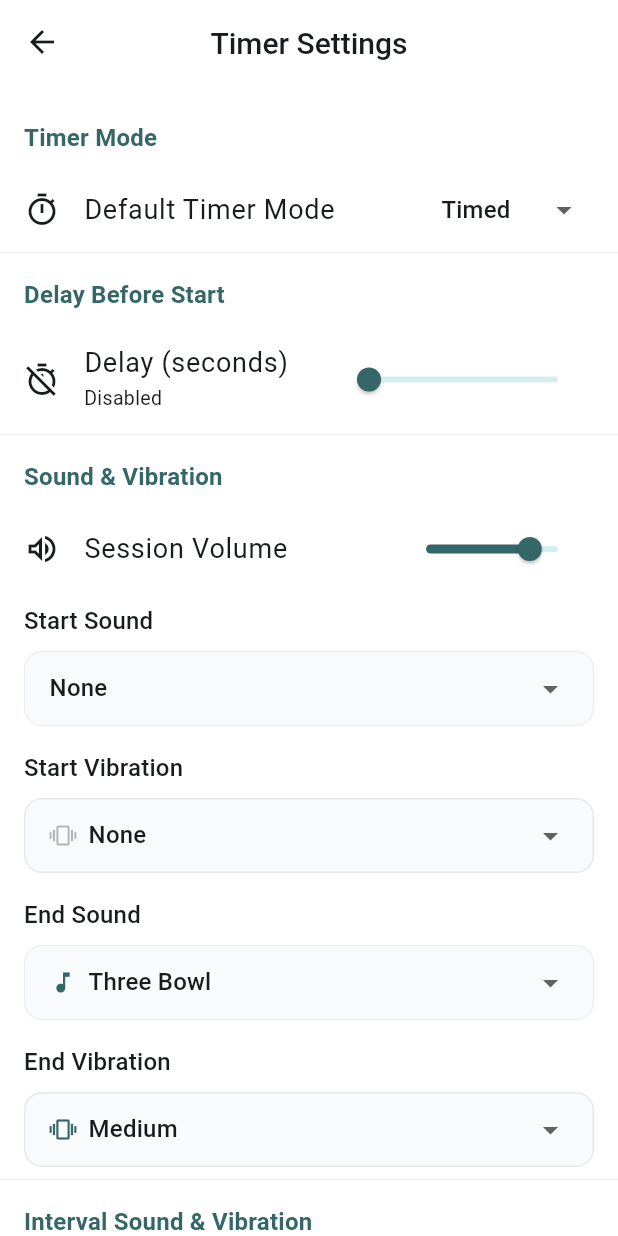
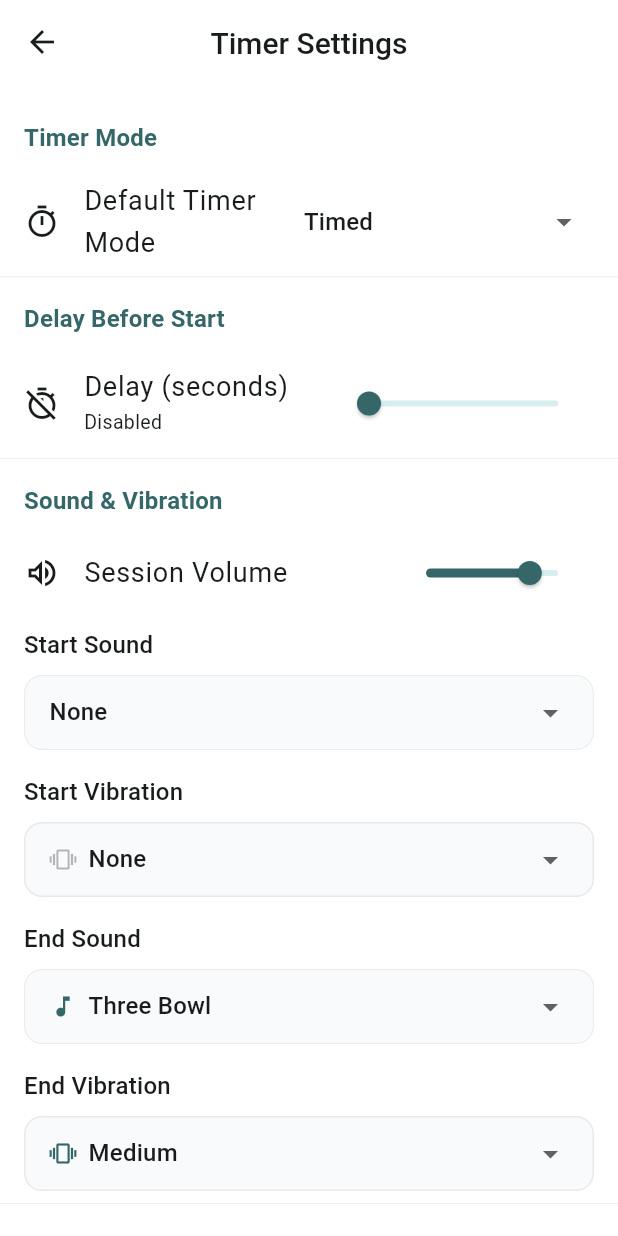
Before and after one commit to vpnry/ekatimer, a Flutter app: the SettingsScreen screen opened directly, on a phone screen of 412 x 824 dp. Run offline on Flutter 3.47's test engine with Material 3 defaults, Android fonts, the phone set to English and light mode, and no system bars; our stand-ins replace audioplayers, csv, file_picker, flutter_local_notifications, permission_handler, share_plus and 4 more; missing offline and left inert: alarm; accounts and stored records are empty.

Commit message:
Trailing for large system font-size

```diff
--- /dev/null
+++ b/devtools_options.yaml
@@ -0,0 +1,3 @@
+description: This file stores settings for Dart & Flutter DevTools.
+documentation: https://docs.flutter.dev/tools/devtools/extensions#configure-extension-enablement-states
+extensions:
--- a/lib/screens/settings_screen.dart
+++ b/lib/screens/settings_screen.dart
@@ -55,12 +55,17 @@ class _SettingsScreenState extends State<SettingsScreen> {
               icon: Icons.timer_outlined,
               title: t.translate('settings.defaultTimerMode'),
               trailing: DropdownButton<TimerMode>(
+                isExpanded: true,
+                itemHeight: null,
                 value: settings.defaultTimerMode,
                 underline: const SizedBox(),
                 items: TimerMode.values.map((mode) {
                   return DropdownMenuItem(
                     value: mode,
+                    child: Padding(
+                      padding: const EdgeInsets.symmetric(vertical: 12.0),
                       child: Text(_modeLabel(t, mode)),
+                    ),
                   );
                 }).toList(),
                 onChanged: (value) {
@@ -189,12 +194,17 @@ class _SettingsScreenState extends State<SettingsScreen> {
               icon: Icons.language,
               title: t.translate('settings.language'),
               trailing: DropdownButton<String>(
+                isExpanded: true,
+                itemHeight: null,
                 value: settings.locale,
                 underline: const SizedBox(),
                 items: languages.keys.map((code) {
                   return DropdownMenuItem(
                     value: code,
+                    child: Padding(
+                      padding: const EdgeInsets.symmetric(vertical: 12.0),
                       child: Text(languages[code] ?? code),
+                    ),
                   );
                 }).toList(),
                 onChanged: (value) {
@@ -208,12 +218,17 @@ class _SettingsScreenState extends State<SettingsScreen> {
               title: t.translate('settings.screenDuring'),
               subtitle: _getScreenControlLabel(t, settings.screenControl),
               trailing: DropdownButton<String>(
+                isExpanded: true,
+                itemHeight: null,
                 value: settings.screenControl,
                 underline: const SizedBox(),
                 items: ['deviceTimeOut', 'dim', 'on'].map((control) {
                   return DropdownMenuItem(
                     value: control,
+                    child: Padding(
+                      padding: const EdgeInsets.symmetric(vertical: 12.0),
                       child: Text(_getScreenControlLabel(t, control)),
+                    ),
                   );
                 }).toList(),
                 onChanged: (value) {
@@ -227,12 +242,17 @@ class _SettingsScreenState extends State<SettingsScreen> {
               title: t.translate('settings.theme'),
               subtitle: _getThemeModeLabel(t, settings.themeMode),
               trailing: DropdownButton<String>(
+                isExpanded: true,
+                itemHeight: null,
                 value: settings.themeMode,
                 underline: const SizedBox(),
                 items: ['deviceTheme', 'light', 'dark'].map((mode) {
                   return DropdownMenuItem(
                     value: mode,
+                    child: Padding(
+                      padding: const EdgeInsets.symmetric(vertical: 12.0),
                       child: Text(_getThemeModeLabel(t, mode)),
+                    ),
                   );
                 }).toList(),
                 onChanged: (value) {
@@ -505,13 +525,36 @@ class _SettingsScreenState extends State<SettingsScreen> {
     Widget? trailing,
     VoidCallback? onTap,
   }) {
+    // Check if the font scale is large to adjust layout
+    final double textScale = MediaQuery.textScalerOf(context).scale(1);
+    final bool isLargeText = textScale > 1.15;
+
     return ListTile(
       leading: Icon(icon),
       title: Text(title),
-      subtitle: subtitle != null
-          ? Text(subtitle, style: const TextStyle(fontSize: 13))
+      subtitle: (subtitle != null || (isLargeText && trailing != null))
+          ? Column(
+              crossAxisAlignment: CrossAxisAlignment.start,
+              mainAxisSize: MainAxisSize.min,
+              children: [
+                if (subtitle != null)
+                  Text(subtitle, style: const TextStyle(fontSize: 13)),
+                if (isLargeText && trailing != null)
+                  Padding(
+                    padding: const EdgeInsets.only(top: 8.0, bottom: 4.0),
+                    child: trailing,
+                  ),
+              ],
+            )
           : null,
-      trailing: trailing,
+      trailing: (isLargeText || trailing == null)
+          ? null
+          : ConstrainedBox(
+              constraints: BoxConstraints(
+                maxWidth: MediaQuery.of(context).size.width * 0.45,
+              ),
+              child: trailing,
+            ),
       onTap: onTap,
     );
   }
@@ -537,10 +580,10 @@ class _SettingsScreenState extends State<SettingsScreen> {
           padding: const EdgeInsets.symmetric(horizontal: 24, vertical: 8),
           child: Row(
             children: [
-              Text(t.translate('settings.every')),
+              Flexible(child: Text(t.translate('settings.every'))),
               const SizedBox(width: 8),
               SizedBox(
-                width: 64,
+                width: 80,
                 child: TextField(
                   controller: controller,
                   keyboardType: TextInputType.number,
@@ -554,7 +597,7 @@ class _SettingsScreenState extends State<SettingsScreen> {
                     border: OutlineInputBorder(
                       borderRadius: BorderRadius.circular(8),
                     ),
-                    hintText: t.translate('settings.off'),
+                    hintText: '0',
                     hintStyle: const TextStyle(fontSize: 14),
                   ),
                   style: const TextStyle(fontSize: 14),
@@ -568,9 +611,8 @@ class _SettingsScreenState extends State<SettingsScreen> {
                   },
                 ),
               ),
-              const SizedBox(width: 4),
-              Text(t.translate('settings.min')),
-              const Spacer(),
+              const SizedBox(width: 8),
+              Expanded(child: Text(t.translate('settings.min'))),
               IconButton(
                 icon: const Icon(Icons.check, size: 20),
                 tooltip: 'Apply',
@@ -586,13 +628,19 @@ class _SettingsScreenState extends State<SettingsScreen> {
                   }
                 },
               ),
-              TextButton(
+              Flexible(
+                child: TextButton(
                   onPressed: () {
                     FocusScope.of(context).unfocus();
                     onMinutesChanged(0);
                     controller.clear();
                   },
-                child: Text(t.translate('settings.off')),
+                  child: Text(
+                    t.translate('settings.off'),
+                    maxLines: 1,
+                    overflow: TextOverflow.ellipsis,
+                  ),
+                ),
               ),
             ],
           ),
@@ -660,10 +708,10 @@ class _SettingsScreenState extends State<SettingsScreen> {
           padding: const EdgeInsets.symmetric(horizontal: 24, vertical: 8),
           child: Row(
             children: [
-              Text(t.translate('settings.every')),
+              Flexible(child: Text(t.translate('settings.every'))),
               const SizedBox(width: 8),
               SizedBox(
-                width: 64,
+                width: 80,
                 child: TextField(
                   controller: controller,
                   keyboardType: TextInputType.number,
@@ -677,7 +725,7 @@ class _SettingsScreenState extends State<SettingsScreen> {
                     border: OutlineInputBorder(
                       borderRadius: BorderRadius.circular(8),
                     ),
-                    hintText: t.translate('settings.off'),
+                    hintText: '0',
                     hintStyle: const TextStyle(fontSize: 14),
                   ),
                   style: const TextStyle(fontSize: 14),
@@ -691,9 +739,8 @@ class _SettingsScreenState extends State<SettingsScreen> {
                   },
                 ),
               ),
-              const SizedBox(width: 4),
-              Text(t.translate('settings.min')),
-              const Spacer(),
+              const SizedBox(width: 8),
+              Expanded(child: Text(t.translate('settings.min'))),
               IconButton(
                 icon: const Icon(Icons.check, size: 20),
                 tooltip: 'Apply',
@@ -709,13 +756,19 @@ class _SettingsScreenState extends State<SettingsScreen> {
                   }
                 },
               ),
-              TextButton(
+              Flexible(
+                child: TextButton(
                   onPressed: () {
                     FocusScope.of(context).unfocus();
                     settings.setVibrationIntervalMinutes(0);
                     controller.clear();
                   },
-                child: Text(t.translate('settings.off')),
+                  child: Text(
+                    t.translate('settings.off'),
+                    maxLines: 1,
+                    overflow: TextOverflow.ellipsis,
+                  ),
+                ),
               ),
             ],
           ),
--- a/lib/widgets/sound_picker.dart
+++ b/lib/widgets/sound_picker.dart
@@ -152,17 +152,23 @@ class _SoundPickerState extends State<SoundPicker>
               child: DropdownButton<String>(
                 value: widget.currentSound,
                 isExpanded: true,
+                itemHeight: null,
                 padding: const EdgeInsets.symmetric(horizontal: 16),
                 items: [
                   DropdownMenuItem(
                     value: 'none',
+                    child: Padding(
+                      padding: const EdgeInsets.symmetric(vertical: 12.0),
                       child: Text(
                         TranslationService.of(context).translate('common.none'),
+                      ),
                     ),
                   ),
                   ...AppConstants.builtInSounds.map((sound) {
                     return DropdownMenuItem(
                       value: sound,
+                      child: Padding(
+                        padding: const EdgeInsets.symmetric(vertical: 12.0),
                         child: Row(
                           children: [
                             AnimatedBuilder(
@@ -190,8 +196,8 @@ class _SoundPickerState extends State<SoundPicker>
                               },
                             ),
                             const SizedBox(width: 8),
-                          Text(_soundLabel(context, sound)),
-                          const Spacer(),
+                            Expanded(child: Text(_soundLabel(context, sound))),
+                            const SizedBox(width: 8),
                             if (_isPreviewing && widget.currentSound == sound)
                               Text(
                                 TranslationService.of(
@@ -205,6 +211,7 @@ class _SoundPickerState extends State<SoundPicker>
                               ),
                           ],
                         ),
+                      ),
                     );
                   }),
                 ],
--- a/lib/widgets/vibration_picker.dart
+++ b/lib/widgets/vibration_picker.dart
@@ -57,10 +57,13 @@ class VibrationPicker extends StatelessWidget {
             child: DropdownButton<String>(
               value: currentVibration,
               isExpanded: true,
+              itemHeight: null,
               padding: const EdgeInsets.symmetric(horizontal: 16),
               items: AppConstants.vibrationOptions.map((vib) {
                 return DropdownMenuItem(
                   value: vib,
+                  child: Padding(
+                    padding: const EdgeInsets.symmetric(vertical: 12.0),
                     child: Row(
                       children: [
                         Icon(
@@ -71,10 +74,13 @@ class VibrationPicker extends StatelessWidget {
                               : theme.colorScheme.primary,
                         ),
                         const SizedBox(width: 8),
-                      Text(
+                        Expanded(
+                          child: Text(
                             _vibrationLabel(context, vib),
                           ),
+                        ),
                       ],
+                    ),
                   ),
                 );
               }).toList(),
--- a/pubspec.yaml
+++ b/pubspec.yaml
@@ -1,7 +1,7 @@
 name: ekatimer
 description: "A beautiful modern meditation timer app for iOS and Android."
 publish_to: 'none'
-version: 1.0.19+19
+version: 1.0.20+20
 
 environment:
   sdk: ^3.12.0
```
Also changed, not shown: lib/screens/home_screen.dart (+26 -2 lines), lib/screens/stats_screen.dart (+24 -7 lines), lib/widgets/session_card.dart (+29 -21 lines). Lines whose indentation alone changed are shown as unchanged.
